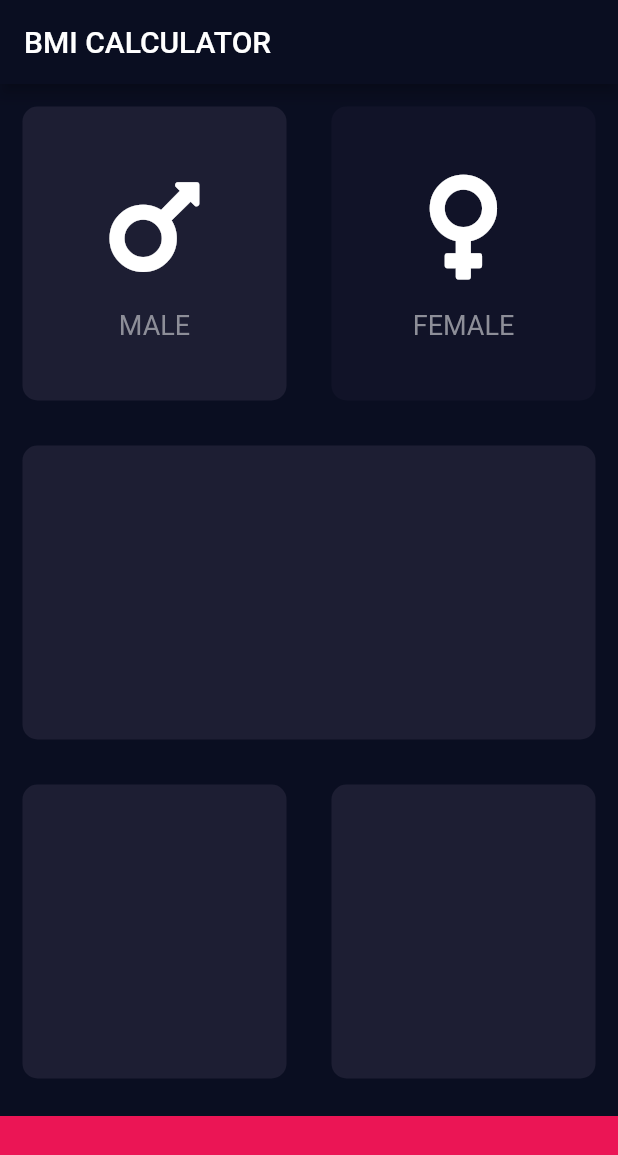
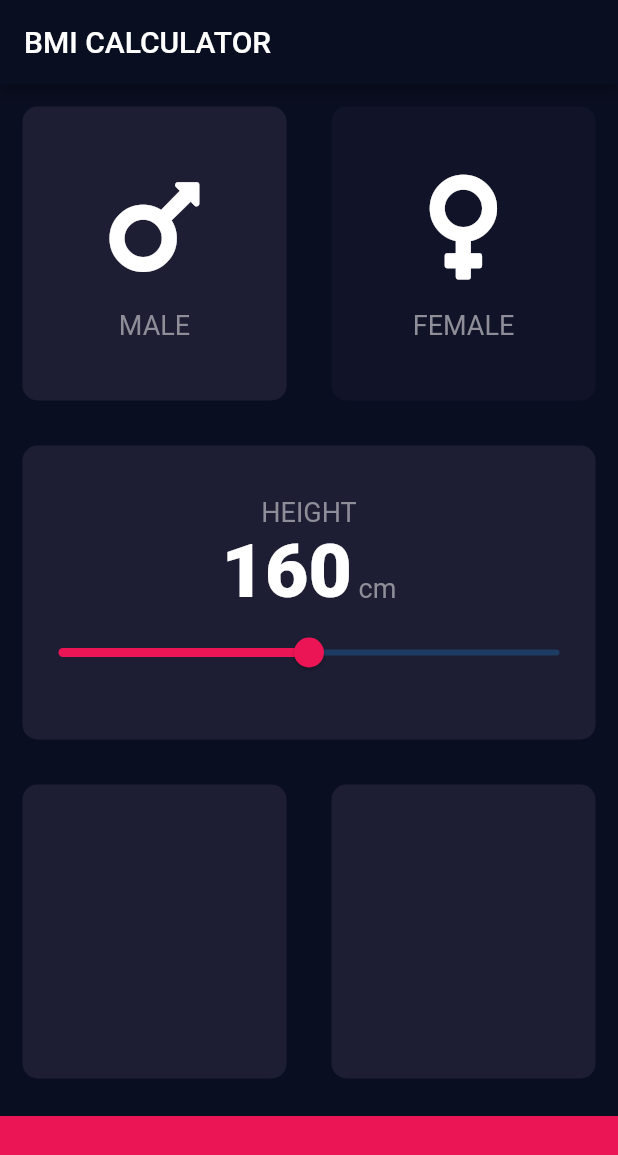
Before and after one commit to rjblee/bmi-calculator-flutter, a Flutter app: the screen it shows after launch, after a tap on "MALE", on a phone screen of 412 x 824 dp. Shown: the top 1155 px of the screen. Run offline on Flutter 3.47's test engine with Material 2 defaults, Android fonts, the phone set to English and light mode, and no system bars; our stand-ins replace font_awesome_flutter.

Commit message:
Add height slider

```diff
--- a/lib/input_page.dart
+++ b/lib/input_page.dart
@@ -3,11 +3,7 @@ import 'package:flutter/material.dart';
 import 'package:font_awesome_flutter/font_awesome_flutter.dart';
 import 'icon_content.dart';
 import 'reusable_card.dart';
-
-const bottomContainerHeight = 80.0;
-const activeCardColor = Color(0xFF1D1E33);
-const inactiveCardColor = Color(0xFF111328);
-const bottomContainerColor = Color(0xFFEB1555);
+import 'constants.dart';
 
 enum Gender {
   male,
@@ -20,30 +16,8 @@ class InputPage extends StatefulWidget {
 }
 
 class _InputPageState extends State<InputPage> {
-  Color maleCardColor = inactiveCardColor;
-  Color femaleCardColor = inactiveCardColor;
-
-  void updateColor(Gender selectedGender) {
-    // When male card is pressed
-    if (selectedGender == Gender.male) {
-      if (maleCardColor == inactiveCardColor) {
-        maleCardColor = activeCardColor;
-        femaleCardColor = inactiveCardColor;
-      } else {
-        maleCardColor = inactiveCardColor;
-      }
-    }
-
-    // When female card is pressed
-    if (selectedGender == Gender.female) {
-      if (maleCardColor == inactiveCardColor) {
-        maleCardColor = activeCardColor;
-        femaleCardColor = inactiveCardColor;
-      } else {
-        maleCardColor = inactiveCardColor;
-      }
-    }
-  }
+  Gender selectedGender;
+  int height = 160;
 
   @override
   Widget build(BuildContext context) {
@@ -52,26 +26,30 @@ class _InputPageState extends State<InputPage> {
         title: Text('BMI CALCULATOR'),
       ),
       body: Column(
+        crossAxisAlignment: CrossAxisAlignment.stretch,
         children: [
           Expanded(
             child: Row(
               children: [
                 Expanded(
-                  child: GestureDetector(
-                    onTap: () {
+                  child: ReusableCard(
+                    onPress: () {
                       setState(() {
-                        updateColor(Gender.male);
+                        selectedGender = Gender.male;
                       });
                     },
-                    child: ReusableCard(
-                      colour: maleCardColor,
-                      cardChild: IconContent(icon: FontAwesomeIcons.mars, label: 'MALE'),
-                    ),
+                    colour: selectedGender == Gender.male ? kActiveCardColor : kInactiveCardColor,
+                    cardChild: IconContent(icon: FontAwesomeIcons.mars, label: 'MALE'),
                   ),
                 ),
                 Expanded(
                   child: ReusableCard(
-                    colour: femaleCardColor,
+                    onPress: () {
+                      setState(() {
+                        selectedGender = Gender.female;
+                      });
+                    },
+                    colour: selectedGender == Gender.female ? kActiveCardColor : kInactiveCardColor,
                     cardChild: IconContent(icon: FontAwesomeIcons.venus, label: 'FEMALE'),
                   ),
                 ),
@@ -80,7 +58,43 @@ class _InputPageState extends State<InputPage> {
           ),
           Expanded(
             child: ReusableCard(
-              colour: activeCardColor,
+              colour: kActiveCardColor,
+              cardChild: Column(
+                mainAxisAlignment: MainAxisAlignment.center,
+                children: [
+                  Text(
+                    'HEIGHT',
+                    style: kLabelTextStyle,
+                  ),
+                  Row(
+                    mainAxisAlignment: MainAxisAlignment.center,
+                    crossAxisAlignment: CrossAxisAlignment.baseline,
+                    textBaseline: TextBaseline.alphabetic,
+                    children: [
+                      Text(
+                        height.toString(),
+                        style: kNumberTextStyle,
+                      ),
+                      Text(
+                        ' cm',
+                        style: kLabelTextStyle,
+                      )
+                    ],
+                  ),
+                  Slider(
+                    value: height.toDouble(),
+                    min: 100.0,
+                    max: 220.0,
+                    activeColor: Color(0xFFEB1555),
+                    onChanged: (double newValue) {
+                      setState(() {
+                        height = newValue.round();
+                      });
+                      print(newValue);
+                    },
+                  ),
+                ],
+              ),
             ),
           ),
           Expanded(
@@ -88,22 +102,22 @@ class _InputPageState extends State<InputPage> {
               children: [
                 Expanded(
                   child: ReusableCard(
-                    colour: activeCardColor,
+                    colour: kActiveCardColor,
                   ),
                 ),
                 Expanded(
                   child: ReusableCard(
-                    colour: activeCardColor,
+                    colour: kActiveCardColor,
                   ),
                 ),
               ],
             ),
           ),
           Container(
-            color: bottomContainerColor,
+            color: kBottomContainerColor,
             margin: EdgeInsets.only(top: 10),
             width: double.infinity,
-            height: bottomContainerHeight,
+            height: kBottomContainerHeight,
           )
         ],
       ),
```
